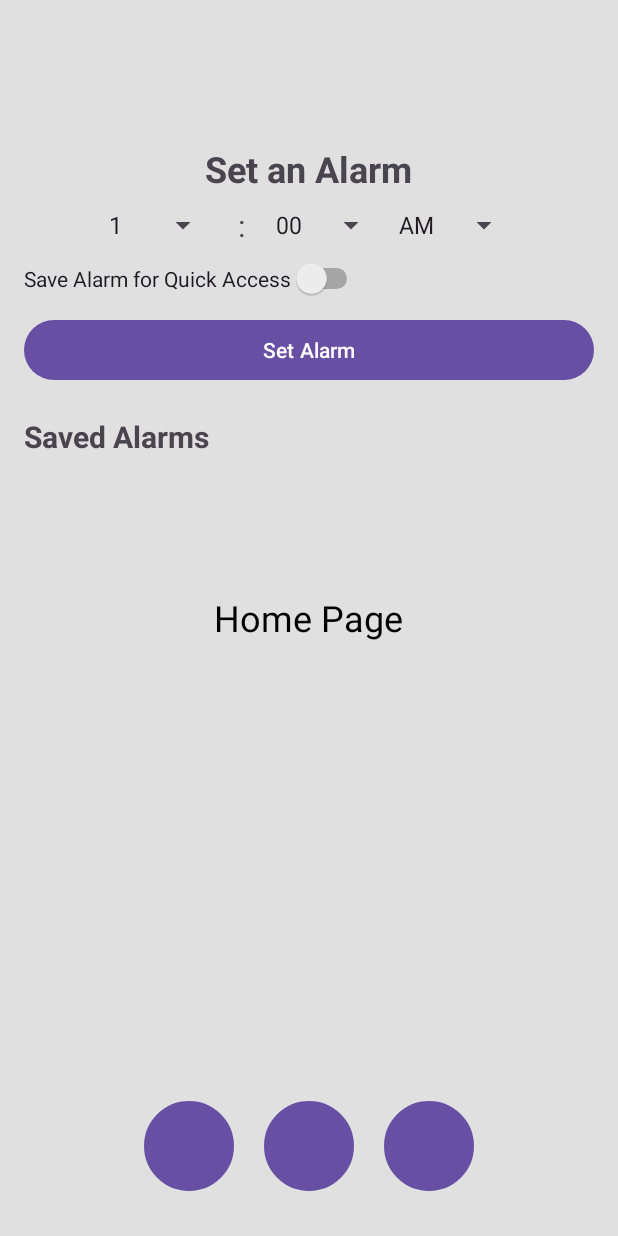
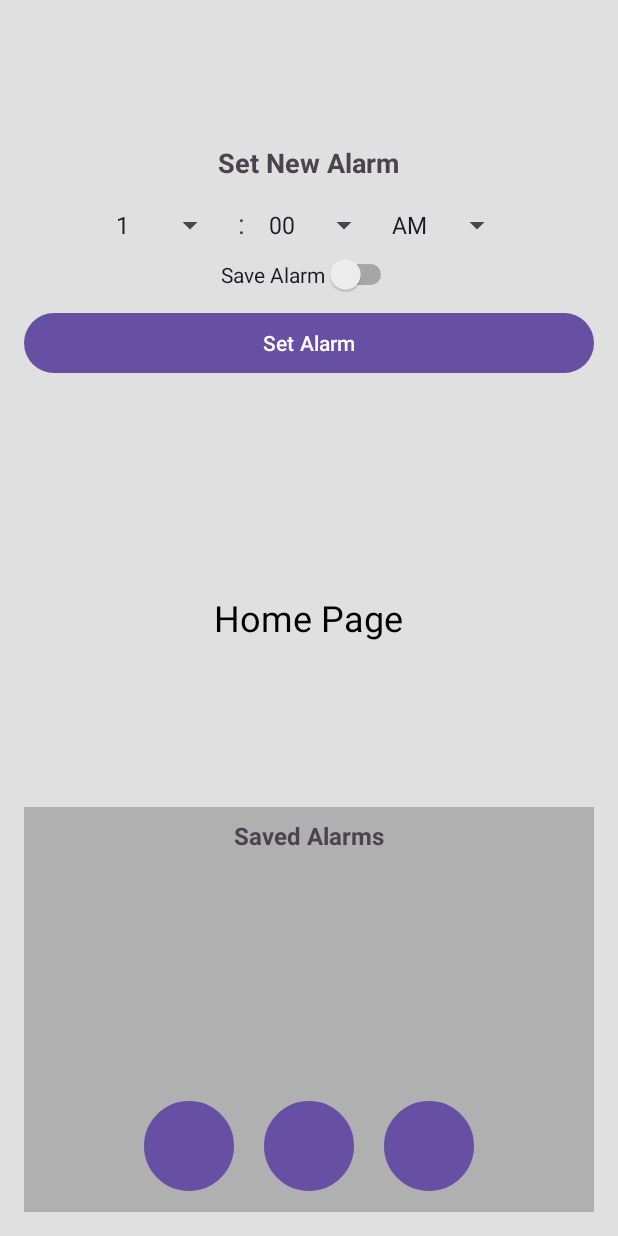
Before and after one commit to mohamed-alkamy/RingRelay, an Android app: the fragment AlarmsFragment placed in its activity, on a phone screen of 412 x 824 dp. Run offline under Robolectric (Android 15) with nearby library versions, the phone set to English and light mode, and no system bars.

Commit message:
Alarm Page GUI
Continued work on the alarms page. Still WIP

```diff
--- a/RingRelayGUI/app/src/main/java/com/example/ringrelaygui/AlarmsFragment.java
+++ b/RingRelayGUI/app/src/main/java/com/example/ringrelaygui/AlarmsFragment.java
@@ -34,7 +34,6 @@ public class AlarmsFragment extends Fragment {
         hourSpinner = view.findViewById(R.id.hourSpinner);
         minuteSpinner = view.findViewById(R.id.minuteSpinner);
         amPmSpinner = view.findViewById(R.id.amPmSpinner);
-        saveAlarmSwitch = view.findViewById(R.id.saveAlarmSwitch);
         setAlarmButton = view.findViewById(R.id.setAlarmButton);
         savedAlarmsList = view.findViewById(R.id.savedAlarmsList);
 
@@ -48,10 +47,8 @@ public class AlarmsFragment extends Fragment {
         // Set Alarm Button Click
         setAlarmButton.setOnClickListener(v -> {
             String alarmTime = getSelectedTime();
-            if (saveAlarmSwitch.isChecked()) {
-                savedAlarms.add(new AlarmItem(alarmTime, true)); // Default to enabled
-                adapter.notifyDataSetChanged();
-            }
+            savedAlarms.add(new AlarmItem(alarmTime, true)); // Default to enabled
+            adapter.notifyDataSetChanged();
             Toast.makeText(getActivity(), "Alarm Set: " + alarmTime, Toast.LENGTH_SHORT).show();
         });
 
--- a/RingRelayGUI/app/src/main/res/layout/fragment_alarms.xml
+++ b/RingRelayGUI/app/src/main/res/layout/fragment_alarms.xml
@@ -1,3 +1,4 @@
+<?xml version="1.0" encoding="utf-8"?>
 <LinearLayout
     xmlns:android="http://schemas.android.com/apk/res/android"
     android:layout_width="match_parent"
@@ -5,75 +6,99 @@
     android:orientation="vertical"
     android:padding="16dp">
 
-    <TextView
-        android:id="@+id/alarmsTitle"
-        android:layout_width="wrap_content"
-        android:layout_height="wrap_content"
-        android:text="Set an Alarm"
-        android:textSize="24sp"
-        android:textStyle="bold"
-        android:layout_gravity="center_horizontal"/>
-
-    <!-- Dropdowns for Hour, Minute, AM/PM -->
+    <!-- Alarm Setting Section (Takes Most of the Screen) -->
     <LinearLayout
         android:layout_width="match_parent"
         android:layout_height="wrap_content"
-        android:orientation="horizontal"
-        android:gravity="center">
+        android:layout_weight="1"
+        android:orientation="vertical">
+
+        <TextView
+            android:layout_width="wrap_content"
+            android:layout_height="wrap_content"
+            android:layout_gravity="center_horizontal"
+            android:paddingBottom="8dp"
+            android:text="Set New Alarm"
+            android:textSize="18sp"
+            android:textStyle="bold" />
+
+        <!-- Dropdowns for Time Selection -->
+        <LinearLayout
+            android:layout_width="match_parent"
+            android:layout_height="wrap_content"
+            android:gravity="center_horizontal"
+            android:orientation="horizontal">
 
             <Spinner
                 android:id="@+id/hourSpinner"
                 android:layout_width="wrap_content"
-            android:layout_height="wrap_content"/>
+                android:layout_height="wrap_content" />
 
             <TextView
                 android:layout_width="wrap_content"
                 android:layout_height="wrap_content"
-            android:text=" : "
-            android:textSize="20sp"
-            android:padding="8dp"/>
+                android:padding="8dp"
+                android:text=":"
+                android:textSize="18sp" />
 
             <Spinner
                 android:id="@+id/minuteSpinner"
                 android:layout_width="wrap_content"
-            android:layout_height="wrap_content"/>
+                android:layout_height="wrap_content" />
 
             <Spinner
                 android:id="@+id/amPmSpinner"
                 android:layout_width="wrap_content"
-            android:layout_height="wrap_content"/>
+                android:layout_height="wrap_content" />
         </LinearLayout>
 
-    <!-- Toggle for saving alarm -->
+        <!-- Save Alarm Toggle -->
         <Switch
             android:id="@+id/saveAlarmSwitch"
             android:layout_width="wrap_content"
             android:layout_height="wrap_content"
-        android:text="Save Alarm for Quick Access"/>
+            android:layout_gravity="center_horizontal"
+            android:text="Save Alarm" />
 
-    <!-- Button to Set Alarm -->
+        <!-- Set Alarm Button -->
         <Button
             android:id="@+id/setAlarmButton"
             android:layout_width="match_parent"
             android:layout_height="wrap_content"
-        android:text="Set Alarm"
-        android:layout_marginTop="10dp"/>
+            android:layout_marginTop="8dp"
+            android:text="Set Alarm" />
+    </LinearLayout>
+
+    <!-- Saved Alarms Section (Fixed Height at the Bottom) -->
+    <LinearLayout
+        android:layout_width="match_parent"
+        android:layout_height="0dp"
+        android:layout_marginTop="16dp"
+        android:layout_weight="1"
+        android:background="@color/cardview_shadow_start_color"
+        android:orientation="vertical"
+        android:padding="8dp">
 
         <TextView
-        android:id="@+id/savedAlarmsTitle"
             android:layout_width="wrap_content"
             android:layout_height="wrap_content"
+            android:layout_gravity="center_horizontal"
+            android:paddingBottom="4dp"
             android:text="Saved Alarms"
-        android:textSize="20sp"
-        android:textStyle="bold"
-        android:layout_marginTop="20dp"/>
+            android:textSize="16sp"
+            android:textStyle="bold" />
 
-    <!-- List of previously saved alarms -->
+        <androidx.core.widget.NestedScrollView
+            android:layout_width="match_parent"
+            android:layout_height="wrap_content"
+            android:layout_weight="1">
+
             <ListView
                 android:id="@+id/savedAlarmsList"
                 android:layout_width="match_parent"
                 android:layout_height="wrap_content"
-        android:divider="@android:color/darker_gray"
-        android:dividerHeight="1dp"/>
+                android:scrollbars="vertical" />
+        </androidx.core.widget.NestedScrollView>
+    </LinearLayout>
 
 </LinearLayout>
```
Lines whose indentation alone changed are shown as unchanged.
